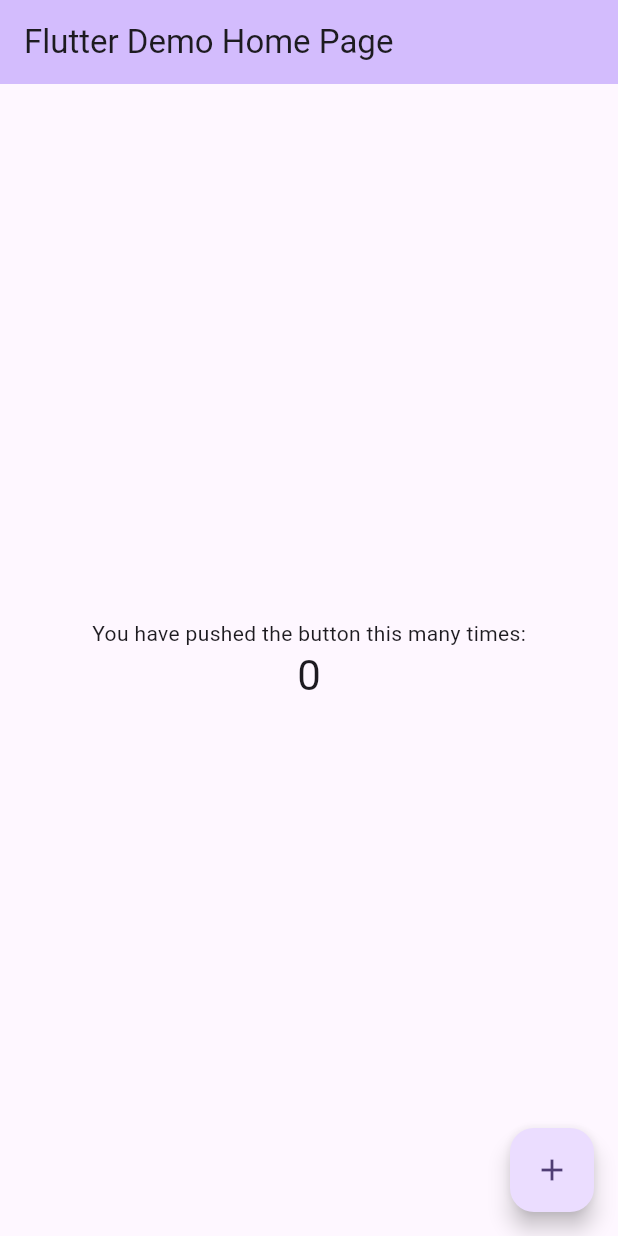
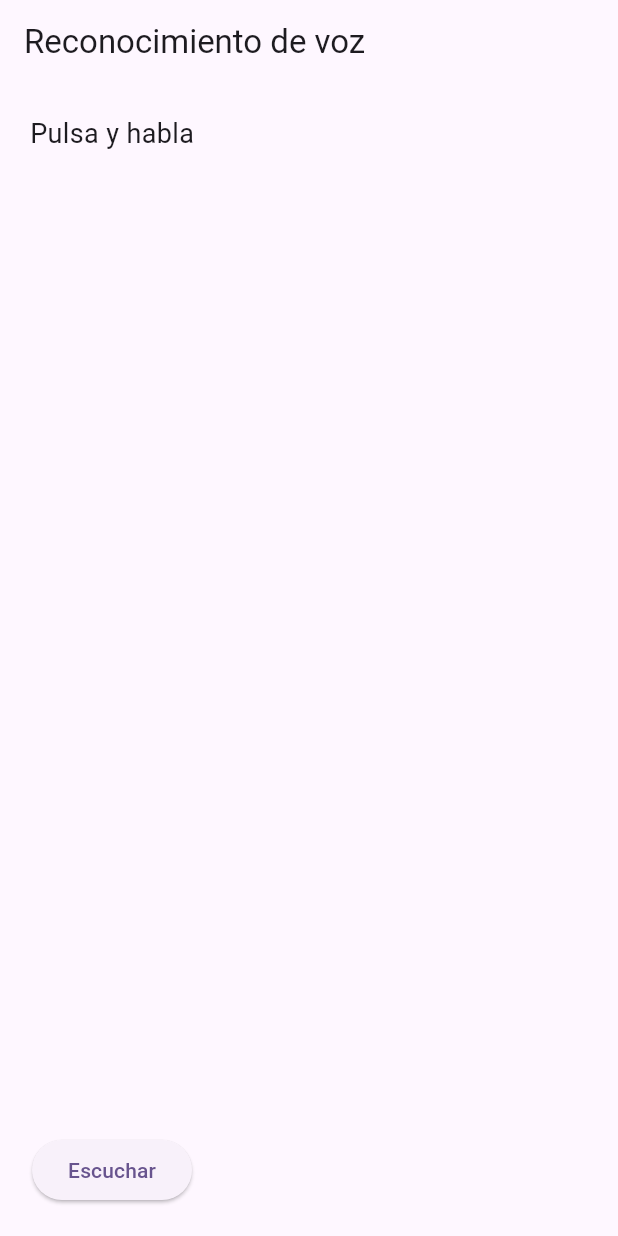
Before and after one commit to miguelrod21/copilot_ia, a Flutter app: the screen it shows after launch, on a phone screen of 412 x 824 dp. Run offline on Flutter 3.47's test engine with Material 3 defaults, Android fonts, the phone set to English and light mode, and no system bars; our stand-ins replace permission_handler, speech_to_text.

Commit message:
reconocimiento de voz y llamada a api

```diff
--- a/lib/main.dart
+++ b/lib/main.dart
@@ -1,4 +1,9 @@
+import 'dart:convert';
+
 import 'package:flutter/material.dart';
+import 'package:http/http.dart' as http;
+import 'package:permission_handler/permission_handler.dart';
+import 'package:speech_to_text/speech_to_text.dart' as stt;
 
 void main() {
   runApp(const MyApp());
@@ -11,112 +16,181 @@ class MyApp extends StatelessWidget {
   @override
   Widget build(BuildContext context) {
     return MaterialApp(
-      title: 'Flutter Demo',
+      title: 'Copilot-AI',
+      home: VoiceHomePage(),
+      debugShowCheckedModeBanner: true,
       theme: ThemeData(
-        // This is the theme of your application.
-        //
-        // TRY THIS: Try running your application with "flutter run". You'll see
-        // the application has a purple toolbar. Then, without quitting the app,
-        // try changing the seedColor in the colorScheme below to Colors.green
-        // and then invoke "hot reload" (save your changes or press the "hot
-        // reload" button in a Flutter-supported IDE, or press "r" if you used
-        // the command line to start the app).
-        //
-        // Notice that the counter didn't reset back to zero; the application
-        // state is not lost during the reload. To reset the state, use hot
-        // restart instead.
-        //
-        // This works for code too, not just values: Most code changes can be
-        // tested with just a hot reload.
         colorScheme: ColorScheme.fromSeed(seedColor: Colors.deepPurple),
       ),
-      home: const MyHomePage(title: 'Flutter Demo Home Page'),
     );
   }
 }
-
-class MyHomePage extends StatefulWidget {
-  const MyHomePage({super.key, required this.title});
-
-  // This widget is the home page of your application. It is stateful, meaning
-  // that it has a State object (defined below) that contains fields that affect
-  // how it looks.
-
-  // This class is the configuration for the state. It holds the values (in this
-  // case the title) provided by the parent (in this case the App widget) and
-  // used by the build method of the State. Fields in a Widget subclass are
-  // always marked "final".
-
-  final String title;
+class VoiceHomePage extends StatefulWidget {
+  const VoiceHomePage({super.key});
 
   @override
-  State<MyHomePage> createState() => _MyHomePageState();
+  _VoiceHomePageState createState() => _VoiceHomePageState();
+}
+Future<String> _sendToChatGPT(String prompt) async {
+  const apiKey = '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';
+  const endpoint = 'https://api.openai.com/v1/chat/completions';
+
+  final response = await http.post(
+    Uri.parse(endpoint),
+    headers: {
+      'Content-Type': 'application/json',
+      'Authorization': 'Bearer $apiKey',
+    },
+    body: jsonEncode({
+      'model': 'gpt-3.5-turbo',
+      'messages': [
+        {'role': 'user', 'content': prompt}
+      ]
+    }),
+  );
+
+  if (response.statusCode == 200) {
+    final data = jsonDecode(response.body);
+    return data['choices'][0]['message']['content'];
+  } else {
+    print('Error: ${response.body}');
+    return 'Error al conectar con ChatGPT.';
+  }
+}
+Future<void> requestMicrophonePermission() async {
+  final status = await Permission.microphone.request();
+  if (status != PermissionStatus.granted) {
+    print("Permiso de micrófono denegado");
+  }
 }
 
-class _MyHomePageState extends State<MyHomePage> {
-  int _counter = 0;
+class _VoiceHomePageState extends State<VoiceHomePage> with WidgetsBindingObserver {
+  List<stt.LocaleName> _locales = [];
+  String? _selectedLocaleId;
+  late stt.SpeechToText _speech;
+  bool _isListening = false;
+  String _recognizedText = 'Pulsa y habla';
 
-  void _incrementCounter() {
+  @override
+  void initState() {
+    super.initState();
+    WidgetsBinding.instance.addObserver(this);
+    Permission.microphone.request().then((status) {
+      if (status == PermissionStatus.granted) {
+        _speech = stt.SpeechToText();
+        _initSpeech();
+      } else {
+        setState(() {
+          _recognizedText = 'Permiso de micrófono denegado. Habilítalo en ajustes.';
+        });
+      }
+    });
+  }
+
+  @override
+  void dispose() {
+    WidgetsBinding.instance.removeObserver(this);
+    _speech.stop();
+    super.dispose();
+  }
+
+  @override
+  void didChangeAppLifecycleState(AppLifecycleState state) {
+    if (state != AppLifecycleState.resumed && _isListening) {
+      _stopListening(); // Detener si la app se va al fondo
+    }
+  }
+
+  void _initSpeech() async {
+  bool available = await _speech.initialize(
+    onError: (val) {
+      print('Speech initialize error: $val');
+      setState(() {
+        _recognizedText = 'Error inicializando reconocimiento: $val';
+        _isListening = false;
+      });
+    },
+    onStatus: (val) {
+      print('Speech status: $val');
+      if (val == 'notListening' || val == 'done') {
+        setState(() {
+          _isListening = false;
+        });
+      }
+    },
+  );
+
+  print('Speech available: $available');
+  if (available) {
+    _locales = await _speech.locales();
+    final esEs = _locales.firstWhere(
+      (locale) => locale.localeId == 'es_ES',
+      orElse: () => _locales.isNotEmpty
+          ? _locales.first
+          : stt.LocaleName('es_ES', 'Español (España)'),
+    );
+    _selectedLocaleId = esEs.localeId;
+  } else {
     setState(() {
-      // This call to setState tells the Flutter framework that something has
-      // changed in this State, which causes it to rerun the build method below
-      // so that the display can reflect the updated values. If we changed
-      // _counter without calling setState(), then the build method would not be
-      // called again, and so nothing would appear to happen.
-      _counter++;
+      _recognizedText =
+          'Reconocimiento de voz no disponible en este dispositivo.';
+    });
+  }
+}
+
+  void _startListening() async {
+    if (!_isListening && _selectedLocaleId != null) {
+      setState(() {
+        _isListening = true;
+      });
+
+      _speech.listen(
+        onResult: (result) async {
+          setState(() {
+            _recognizedText = result.recognizedWords;
+          });
+           if (result.finalResult && result.recognizedWords.isNotEmpty) {
+      // final respuesta = await _sendToChatGPT(result.recognizedWords);
+      // setState(() {
+      //   _recognizedText += '\n\nRespuesta IA:\n$respuesta';
+      // });
+    }
+        },
+        localeId: _selectedLocaleId,
+        listenFor: const Duration(seconds: 60),
+        pauseFor: const Duration(seconds: 5),
+      );
+    }
+  }
+
+  void _stopListening() {
+    _speech.stop();
+    setState(() {
+      _isListening = false;
     });
   }
 
   @override
   Widget build(BuildContext context) {
-    // This method is rerun every time setState is called, for instance as done
-    // by the _incrementCounter method above.
-    //
-    // The Flutter framework has been optimized to make rerunning build methods
-    // fast, so that you can just rebuild anything that needs updating rather
-    // than having to individually change instances of widgets.
     return Scaffold(
-      appBar: AppBar(
-        // TRY THIS: Try changing the color here to a specific color (to
-        // Colors.amber, perhaps?) and trigger a hot reload to see the AppBar
-        // change color while the other colors stay the same.
-        backgroundColor: Theme.of(context).colorScheme.inversePrimary,
-        // Here we take the value from the MyHomePage object that was created by
-        // the App.build method, and use it to set our appbar title.
-        title: Text(widget.title),
-      ),
-      body: Center(
-        // Center is a layout widget. It takes a single child and positions it
-        // in the middle of the parent.
+      appBar: AppBar(title: Text('Reconocimiento de voz')),
+      body: Padding(
+        padding: const EdgeInsets.all(20),
         child: Column(
-          // Column is also a layout widget. It takes a list of children and
-          // arranges them vertically. By default, it sizes itself to fit its
-          // children horizontally, and tries to be as tall as its parent.
-          //
-          // Column has various properties to control how it sizes itself and
-          // how it positions its children. Here we use mainAxisAlignment to
-          // center the children vertically; the main axis here is the vertical
-          // axis because Columns are vertical (the cross axis would be
-          // horizontal).
-          //
-          // TRY THIS: Invoke "debug painting" (choose the "Toggle Debug Paint"
-          // action in the IDE, or press "p" in the console), to see the
-          // wireframe for each widget.
-          mainAxisAlignment: MainAxisAlignment.center,
-          children: <Widget>[
-            const Text('You have pushed the button this many times:'),
+          children: [
             Text(
-              '$_counter',
-              style: Theme.of(context).textTheme.headlineMedium,
+              _recognizedText,
+              style: TextStyle(fontSize: 18),
+            ),
+            const SizedBox(height: 20),
+            Spacer(),
+            ElevatedButton(
+              onPressed: _isListening ? _stopListening : _startListening,
+              child: Text(_isListening ? 'Parar' : 'Escuchar'),
             ),
           ],
         ),
       ),
-      floatingActionButton: FloatingActionButton(
-        onPressed: _incrementCounter,
-        tooltip: 'Increment',
-        child: const Icon(Icons.add),
-      ), // This trailing comma makes auto-formatting nicer for build methods.
     );
   }
 }
```
Also changed, not shown: pubspec.yaml (+6 -74 lines), pubspec.lock, 6 other files.
